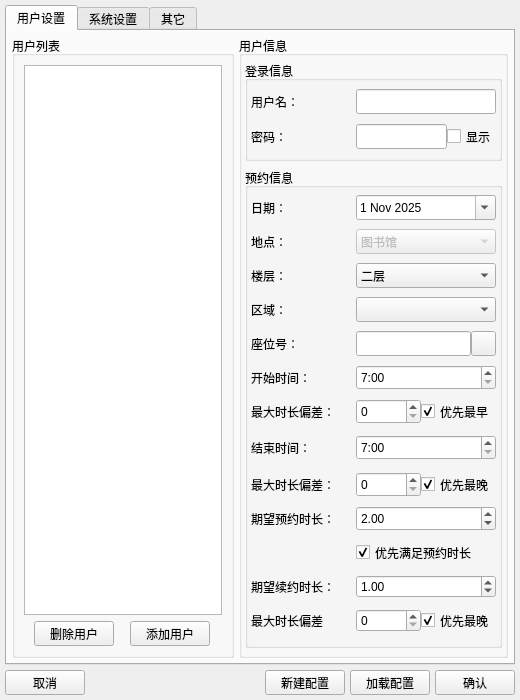
First picture: the form in src/gui/ALConfigWidget.ui, repository KenanZhu/AutoLibrary, before the edit.
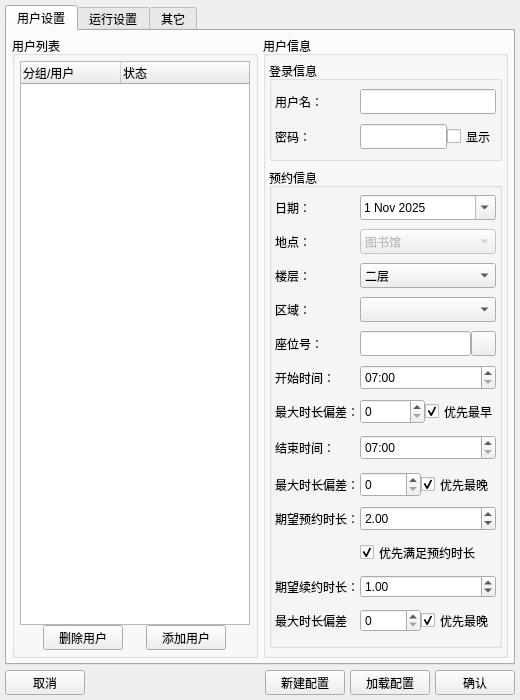
Second picture: the form after the edit. Icons and pictures are not drawn.

Commit message:
feat(ALConfigWidget): 大更新 - 用户树状列表和其它
1. 在这个 commit 中，我们思考了许久，最终决定将现有的
用户管理列表转为树状列表，以解决用户数量增多时，用户的
选择性管理，分组等问题。
2. 同时因为该更改需要重构很多内容，我们也在该 commit
中决定将所有‘系统配置’更换为‘运行配置’，同时文件名称和
内容变量也相应变为‘run’和‘user’。
3. 重构 AutoLib 和 ALMainWorkers 中的配置相关代码，
以适应新的用户树状列表。

当前迭代更新至 v1.0.0-beta.4， 同时，在该版本的 rc
阶段前，我们计划不再发布 beta 阶段相关的 release

Diff of the .ui file:
```diff
--- a/src/gui/ALConfigWidget.ui
+++ b/src/gui/ALConfigWidget.ui
@@ -93,11 +93,26 @@
           <string>用户列表</string>
          </property>
          <layout class="QVBoxLayout" name="UserListLayout">
+          <property name="spacing">
+           <number>0</number>
+          </property>
+          <property name="leftMargin">
+           <number>5</number>
+          </property>
+          <property name="topMargin">
+           <number>5</number>
+          </property>
+          <property name="rightMargin">
+           <number>5</number>
+          </property>
+          <property name="bottomMargin">
+           <number>5</number>
+          </property>
           <item>
-           <widget class="QListWidget" name="UserListWidget">
+           <widget class="QTreeWidget" name="UserTreeWidget">
             <property name="minimumSize">
              <size>
-              <width>100</width>
+              <width>230</width>
               <height>0</height>
              </size>
             </property>
@@ -107,18 +122,58 @@
               <height>16777215</height>
              </size>
             </property>
-            <property name="isWrapping" stdset="0">
-             <bool>false</bool>
+            <property name="sizeAdjustPolicy">
+             <enum>QAbstractScrollArea::SizeAdjustPolicy::AdjustIgnored</enum>
             </property>
-            <property name="viewMode">
-             <enum>QListView::ViewMode::ListMode</enum>
+            <property name="tabKeyNavigation">
+             <bool>true</bool>
             </property>
-            <property name="currentRow">
-             <number>-1</number>
+            <property name="dragEnabled">
+             <bool>true</bool>
+            </property>
+            <property name="dragDropMode">
+             <enum>QAbstractItemView::DragDropMode::DragDrop</enum>
+            </property>
+            <property name="defaultDropAction">
+             <enum>Qt::DropAction::MoveAction</enum>
+            </property>
+            <property name="alternatingRowColors">
+             <bool>true</bool>
             </property>
             <property name="sortingEnabled">
              <bool>false</bool>
             </property>
+            <property name="animated">
+             <bool>true</bool>
+            </property>
+            <property name="allColumnsShowFocus">
+             <bool>false</bool>
+            </property>
+            <property name="headerHidden">
+             <bool>false</bool>
+            </property>
+            <property name="columnCount">
+             <number>2</number>
+            </property>
+            <attribute name="headerCascadingSectionResizes">
+             <bool>false</bool>
+            </attribute>
+            <attribute name="headerHighlightSections">
+             <bool>false</bool>
+            </attribute>
+            <attribute name="headerShowSortIndicator" stdset="0">
+             <bool>false</bool>
+            </attribute>
+            <column>
+             <property name="text">
+              <string notr="true">分组/用户</string>
+             </property>
+            </column>
+            <column>
+             <property name="text">
+              <string>状态</string>
+             </property>
+            </column>
            </widget>
           </item>
           <item>
@@ -236,7 +291,7 @@
               <widget class="QLabel" name="PasswordLabel">
                <property name="minimumSize">
                 <size>
-                 <width>100</width>
+                 <width>80</width>
                  <height>25</height>
                 </size>
                </property>
@@ -325,7 +380,7 @@
               <widget class="QLabel" name="UsernameKabel">
                <property name="minimumSize">
                 <size>
-                 <width>100</width>
+                 <width>80</width>
                  <height>25</height>
                 </size>
                </property>
@@ -416,7 +471,7 @@
               <widget class="QLabel" name="RoomLabel">
                <property name="minimumSize">
                 <size>
-                 <width>100</width>
+                 <width>80</width>
                  <height>25</height>
                 </size>
                </property>
@@ -435,7 +490,7 @@
               <widget class="QLabel" name="FloorLabel">
                <property name="minimumSize">
                 <size>
-                 <width>100</width>
+                 <width>80</width>
                  <height>25</height>
                 </size>
                </property>
@@ -454,7 +509,7 @@
               <widget class="QLabel" name="ExpectRenewDurationLabel">
                <property name="minimumSize">
                 <size>
-                 <width>100</width>
+                 <width>80</width>
                  <height>25</height>
                 </size>
                </property>
@@ -473,7 +528,7 @@
               <widget class="QLabel" name="EndTimeLabel">
                <property name="minimumSize">
                 <size>
-                 <width>100</width>
+                 <width>80</width>
                  <height>30</height>
                 </size>
                </property>
@@ -556,7 +611,7 @@
               <widget class="QLabel" name="SeatIDLabel">
                <property name="minimumSize">
                 <size>
-                 <width>100</width>
+                 <width>80</width>
                  <height>25</height>
                 </size>
                </property>
@@ -575,7 +630,7 @@
               <widget class="QLabel" name="ExpectDurationLabel">
                <property name="minimumSize">
                 <size>
-                 <width>100</width>
+                 <width>80</width>
                  <height>25</height>
                 </size>
                </property>
@@ -594,7 +649,7 @@
               <widget class="QLabel" name="DateLabel">
                <property name="minimumSize">
                 <size>
-                 <width>100</width>
+                 <width>80</width>
                  <height>25</height>
                 </size>
                </property>
@@ -738,7 +793,7 @@
                 </time>
                </property>
                <property name="displayFormat">
-                <string>H:mm</string>
+                <string>HH:mm</string>
                </property>
               </widget>
              </item>
@@ -746,7 +801,7 @@
               <widget class="QLabel" name="PlaceLabel">
                <property name="minimumSize">
                 <size>
-                 <width>100</width>
+                 <width>80</width>
                  <height>25</height>
                 </size>
                </property>
@@ -869,6 +924,9 @@
                  <property name="stepType">
                   <enum>QAbstractSpinBox::StepType::AdaptiveDecimalStepType</enum>
                  </property>
+                 <property name="value">
+                  <number>0</number>
+                 </property>
                 </widget>
                </item>
                <item>
@@ -902,7 +960,7 @@
               <widget class="QLabel" name="MaxBeginTimeDiffLabel">
                <property name="minimumSize">
                 <size>
-                 <width>100</width>
+                 <width>80</width>
                  <height>25</height>
                 </size>
                </property>
@@ -921,7 +979,7 @@
               <widget class="QLabel" name="MaxEndTimeDiffLabel">
                <property name="minimumSize">
                 <size>
-                 <width>100</width>
+                 <width>80</width>
                  <height>25</height>
                 </size>
                </property>
@@ -965,7 +1023,7 @@
                 </time>
                </property>
                <property name="displayFormat">
-                <string>H:mm</string>
+                <string>HH:mm</string>
                </property>
               </widget>
              </item>
@@ -973,7 +1031,7 @@
               <widget class="QLabel" name="BeginTimeLabel">
                <property name="minimumSize">
                 <size>
-                 <width>100</width>
+                 <width>80</width>
                  <height>25</height>
                 </size>
                </property>
@@ -1024,7 +1082,7 @@
               <widget class="QLabel" name="label">
                <property name="minimumSize">
                 <size>
-                 <width>100</width>
+                 <width>80</width>
                  <height>25</height>
                 </size>
                </property>
@@ -1049,7 +1107,7 @@
      </widget>
      <widget class="QWidget" name="SystemConfigWidget">
       <attribute name="title">
-       <string>系统设置</string>
+       <string>运行设置</string>
       </attribute>
       <layout class="QGridLayout" name="SystemConfigWidgetLayout">
        <property name="leftMargin">
```
Left out of the diff: 24 changed lines with no effect on the pictures. The commit also changes 5 other files.
